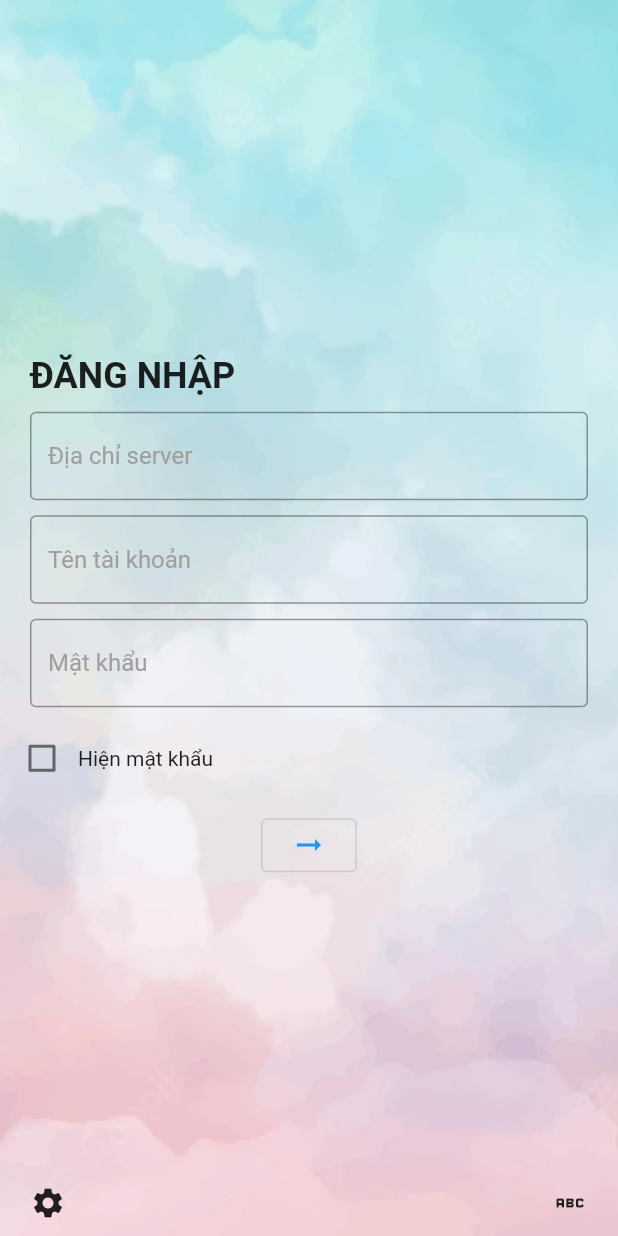
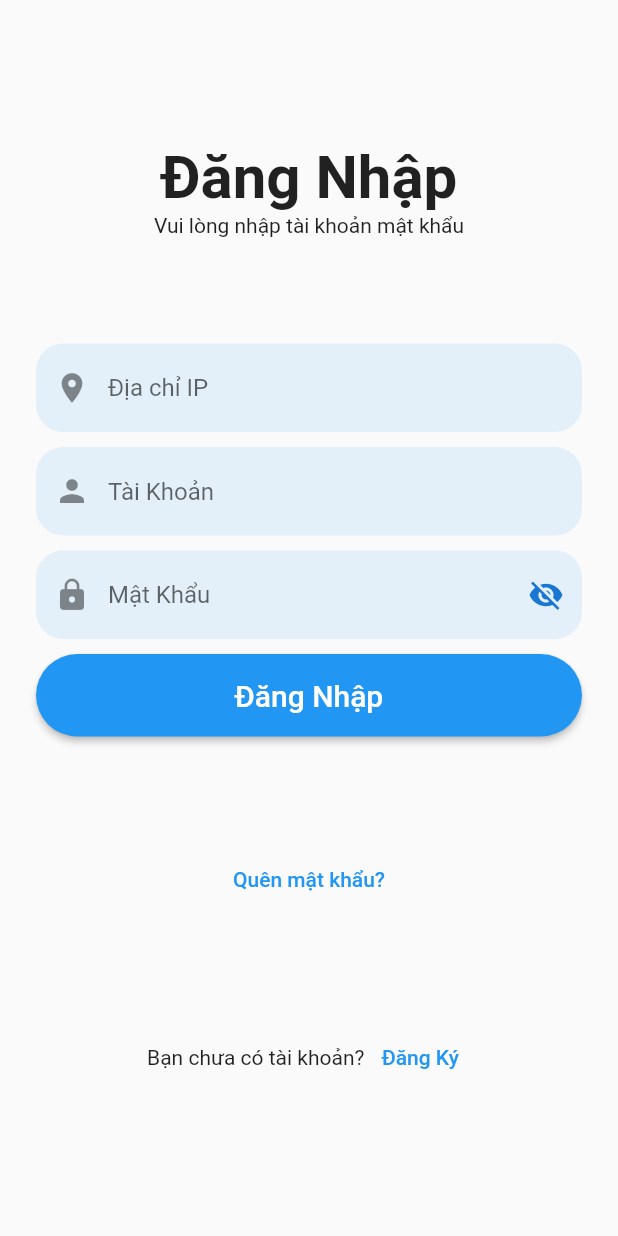
Before and after one commit to hapn12345/flutter_estc, a Flutter app: the screen it shows after launch, after a tap on "Bỏ qua", after a tap on "Bắt Đầu", on a phone screen of 412 x 824 dp. Run offline on Flutter 3.47's test engine with Material 2 defaults, Android fonts, the light colour scheme and no system bars; our stand-ins replace flutter_datetime_picker, flutter_local_notifications, fluttertoast, hive, hive_flutter, rxdart and 3 more; accounts and stored records are empty; generated files the repository leaves out were written again.

Commit message:
done update ui

```diff
--- a/lib/pages/login_page.dart
+++ b/lib/pages/login_page.dart
@@ -1,118 +1,175 @@
-import 'package:estc_project/pages/home_page.dart';
 import 'package:flutter/material.dart';
 
+import 'home_page.dart';
+
 class LoginPage extends StatefulWidget {
-  const LoginPage({Key? key}) : super(key: key);
-
   @override
   State<LoginPage> createState() => _LoginPageState();
 }
 
 class _LoginPageState extends State<LoginPage> {
-  bool isCheck = false;
+  bool _passwordVisible = false;
+  final _formKey = GlobalKey<FormState>();
+
   @override
   Widget build(BuildContext context) {
-    return Scaffold(
-      body: SafeArea(
-        child: Stack(
-          fit: StackFit.expand,
-          alignment: Alignment.center,
-          children: [
-            Image.asset('images/a.webp', fit: BoxFit.cover),
-            Column(
-              mainAxisAlignment: MainAxisAlignment.center,
-              crossAxisAlignment: CrossAxisAlignment.start,
+    return SafeArea(
+      child: Scaffold(
+        body: Container(
+          margin: const EdgeInsets.all(24),
+          child: Form(
+            key: _formKey,
+            child: Column(
+              mainAxisAlignment: MainAxisAlignment.spaceEvenly,
               children: [
-                const Padding(
-                  padding: EdgeInsets.only(left: 20, right: 20, bottom: 10),
-                  child: Text(
-                    'ĐĂNG NHẬP',
-                    style: TextStyle(fontSize: 24, fontWeight: FontWeight.bold),
-                  ),
-                ),
-                const Padding(
-                  padding: EdgeInsets.only(left: 20, right: 20, bottom: 10),
-                  child: TextField(
-                    keyboardType: TextInputType.text,
-                    decoration: InputDecoration(
-                      border: OutlineInputBorder(),
-                      hintStyle: TextStyle(color: Colors.grey),
-                      hintText: 'Địa chỉ server',
-                    ),
-                  ),
-                ),
-                const Padding(
-                  padding: EdgeInsets.only(left: 20, right: 20, bottom: 10),
-                  child: TextField(
-                    keyboardType: TextInputType.text,
-                    decoration: InputDecoration(
-                      border: OutlineInputBorder(),
-                      hintStyle: TextStyle(color: Colors.grey),
-                      hintText: 'Tên tài khoản',
-                    ),
-                  ),
-                ),
-                const Padding(
-                  padding: EdgeInsets.only(left: 20, right: 20, bottom: 10),
-                  child: TextField(
-                    obscureText: true,
-                    obscuringCharacter: "*",
-                    keyboardType: TextInputType.visiblePassword,
-                    decoration: InputDecoration(
-                      border: OutlineInputBorder(),
-                      hintStyle: TextStyle(color: Colors.grey),
-                      hintText: 'Mật khẩu',
-                    ),
-                  ),
-                ),
-                Padding(
-                  padding:
-                      const EdgeInsets.only(left: 4, right: 20, bottom: 10),
-                  child: Row(
-                    children: [
-                      Checkbox(
-                        checkColor: Colors.blue,
-                        value: isCheck,
-                        onChanged: (bool? value) {
-                          setState(() {
-                            isCheck = value!;
-                          });
-                        },
-                      ),
-                      const Text('Hiện mật khẩu'),
-                    ],
-                  ),
-                ),
-                Center(
-                  child: OutlinedButton(
-                    onPressed: () => {
-                      Navigator.of(context).pushReplacement(
-                        MaterialPageRoute(
-                          builder: (context) => const HomePage(),
-                        ),
-                      )
-                    },
-                    child: const Icon(Icons.arrow_right_alt),
-                  ),
-                ),
+                _header(context),
+                _inputField(context),
+                _forgotPassword(context),
+                _signup(context),
               ],
             ),
-            Padding(
-              padding: const EdgeInsets.only(left: 20, right: 20, bottom: 10),
-              child: Align(
-                alignment: Alignment.bottomCenter,
-                child: Row(
-                  mainAxisAlignment: MainAxisAlignment.spaceBetween,
-                  children: const [
-                    Icon(Icons.settings),
-                    Icon(Icons.abc),
-                  ],
-                ),
-              ),
-            )
-          ],
+          ),
         ),
       ),
     );
   }
+
+  _header(context) {
+    return Column(
+      children: const [
+        Text(
+          "Đăng Nhập",
+          style: TextStyle(fontSize: 40, fontWeight: FontWeight.bold),
+        ),
+        Text("Vui lòng nhập tài khoản mật khẩu"),
+      ],
+    );
+  }
+
+  _inputField(context) {
+    return Column(
+      crossAxisAlignment: CrossAxisAlignment.stretch,
+      children: [
+        TextFormField(
+          validator: (text) {
+            if (text == null || text.isEmpty) {
+              return 'Vui lòng không để trống';
+            }
+            return null;
+          },
+          decoration: InputDecoration(
+              hintText: "Địa chỉ IP",
+              border: OutlineInputBorder(
+                  borderRadius: BorderRadius.circular(18),
+                  borderSide: BorderSide.none),
+              fillColor: Theme.of(context).primaryColor.withOpacity(0.1),
+              filled: true,
+              prefixIcon: const Icon(Icons.location_on)),
+        ),
+        const SizedBox(height: 10),
+        TextFormField(
+          validator: (text) {
+            if (text == null || text.isEmpty) {
+              return 'Vui lòng không để trống';
+            }
+            return null;
+          },
+          decoration: InputDecoration(
+              hintText: "Tài Khoản",
+              border: OutlineInputBorder(
+                  borderRadius: BorderRadius.circular(18),
+                  borderSide: BorderSide.none),
+              fillColor: Theme.of(context).primaryColor.withOpacity(0.1),
+              filled: true,
+              prefixIcon: const Icon(Icons.person)),
+        ),
+        const SizedBox(height: 10),
+        TextFormField(
+          validator: (text) {
+            if (text == null || text.isEmpty) {
+              return 'Vui lòng không để trống';
+            }
+            return null;
+          },
+          decoration: InputDecoration(
+            hintText: "Mật Khẩu",
+            border: OutlineInputBorder(
+                borderRadius: BorderRadius.circular(18),
+                borderSide: BorderSide.none),
+            fillColor: Theme.of(context).primaryColor.withOpacity(0.1),
+            filled: true,
+            prefixIcon: const Icon(Icons.lock),
+            suffixIcon: IconButton(
+              icon: Icon(
+                // Based on passwordVisible state choose the icon
+                _passwordVisible ? Icons.visibility : Icons.visibility_off,
+                color: Theme.of(context).primaryColorDark,
+              ),
+              onPressed: () {
+                // Update the state i.e. toogle the state of passwordVisible variable
+                setState(() {
+                  _passwordVisible = !_passwordVisible;
+                });
+              },
+            ),
+          ),
+          obscureText: !_passwordVisible,
+        ),
+        const SizedBox(height: 10),
+        ElevatedButton(
+          onPressed: () {
+            if (_formKey.currentState!.validate()) {
+              Navigator.of(context).pushReplacement(
+                  MaterialPageRoute(builder: (context) => const HomePage()));
+            }
+          },
+          style: ElevatedButton.styleFrom(
+            shape: const StadiumBorder(),
+            padding: const EdgeInsets.symmetric(vertical: 16),
+          ),
+          child: const Text(
+            "Đăng Nhập",
+            style: TextStyle(fontSize: 20),
+          ),
+        )
+      ],
+    );
+  }
+
+  _forgotPassword(context) {
+    return TextButton(onPressed: () {}, child: const Text("Quên mật khẩu?"));
+  }
+
+  _signup(context) {
+    return Row(
+      mainAxisAlignment: MainAxisAlignment.center,
+      children: [
+        const Text("Bạn chưa có tài khoản? "),
+        TextButton(onPressed: () {}, child: const Text("Đăng Ký"))
+      ],
+    );
+  }
+
+  static _password(String? txt) {
+    if (txt == null || txt.isEmpty) {
+      return "Invalid password!";
+    }
+    if (txt.length < 8) {
+      return "Password must has 8 characters";
+    }
+    if (!txt.contains(RegExp(r'[A-Z]'))) {
+      return "Password must has uppercase";
+    }
+    if (!txt.contains(RegExp(r'[0-9]'))) {
+      return "Password must has digits";
+    }
+    if (!txt.contains(RegExp(r'[a-z]'))) {
+      return "Password must has lowercase";
+    }
+    if (!txt.contains(RegExp(r'[#?!@$%^&*-]'))) {
+      return "Password must has special characters";
+    } else {
+      return;
+    }
+  }
 }
--- a/lib/pages/onboarding_page.dart
+++ b/lib/pages/onboarding_page.dart
@@ -1,7 +1,9 @@
 import 'package:flutter/material.dart';
+import 'package:flutter/services.dart';
 import 'package:shared_preferences/shared_preferences.dart';
 import 'package:smooth_page_indicator/smooth_page_indicator.dart';
 
+import '../util/constants.dart';
 import 'login_page.dart';
 
 class OnboardingPage extends StatefulWidget {
@@ -15,8 +17,15 @@ class OnboardingPageState extends State<OnboardingPage> {
   final controller = PageController();
   bool isLastPage = false;
   @override
+  void initState() {
+    SystemChrome.setEnabledSystemUIMode(SystemUiMode.immersiveSticky);
+    super.initState();
+  }
+
+  @override
   void dispose() {
     controller.dispose();
+    SystemChrome.setEnabledSystemUIMode(SystemUiMode.manual, overlays: []);
     super.dispose();
   }
 
@@ -32,17 +41,29 @@ class OnboardingPageState extends State<OnboardingPage> {
             setState(() => isLastPage = index == 2);
           },
           children: [
-            Container(
-              color: Colors.red,
-              child: const Center(child: Text('Page 1')),
+            introPage(
+              size: sizeDevice,
+              color: Constants.kColorBgIntro,
+              urlImage: "images/introduction_image.png",
+              title: 'Lorem ispsum',
+              subTitle:
+                  "Lorem ipsum dolor sit amet, consectetur adipiscing elit, sed do eiusmod tempor incididunt ut labore et dolore magna aliqua.",
             ),
-            Container(
-              color: Colors.indigo,
-              child: const Center(child: Text('Page 2')),
+            introPage(
+              size: sizeDevice,
+              color: Constants.kColorBgIntro,
+              urlImage: "images/mood_dairy_image.png",
+              title: 'Lorem ispsum',
+              subTitle:
+                  "Lorem ipsum dolor sit amet, consectetur adipiscing elit, sed do eiusmod tempor incididunt ut labore et dolore magna aliqua.",
             ),
-            Container(
-              color: Colors.red,
-              child: const Center(child: Text('Page 3')),
+            introPage(
+              size: sizeDevice,
+              color: Constants.kColorBgIntro,
+              urlImage: "images/relax_image.png",
+              title: 'Lorem ispsum',
+              subTitle:
+                  "Lorem ipsum dolor sit amet, consectetur adipiscing elit, sed do eiusmod tempor incididunt ut labore et dolore magna aliqua.",
             ),
           ],
         ),
@@ -62,7 +83,7 @@ class OnboardingPageState extends State<OnboardingPage> {
                       // ignore: use_build_context_synchronously
                       Navigator.of(context).pushReplacement(
                         MaterialPageRoute(
-                          builder: (context) => const LoginPage(),
+                          builder: (context) => LoginPage(),
                         ),
                       );
                     },
@@ -120,3 +141,42 @@ class OnboardingPageState extends State<OnboardingPage> {
     );
   }
 }
+
+Widget introPage({
+  required Size size,
+  required Color color,
+  required String urlImage,
+  required String title,
+  required String subTitle,
+}) {
+  return Container(
+    color: color,
+    child: Column(
+      children: [
+        Image.asset(
+          urlImage,
+          height: size.height / 2,
+          fit: BoxFit.cover,
+          width: double.infinity,
+        ),
+        const SizedBox(height: 64),
+        Text(
+          title,
+          style: const TextStyle(
+            color: Colors.blue,
+            fontSize: 32,
+            fontWeight: FontWeight.bold,
+          ),
+        ),
+        const SizedBox(height: 24),
+        Container(
+          padding: const EdgeInsets.symmetric(horizontal: 12),
+          child: Text(
+            subTitle,
+            style: const TextStyle(color: Colors.black),
+          ),
+        )
+      ],
+    ),
+  );
+}
--- a/lib/util/constants.dart
+++ b/lib/util/constants.dart
@@ -12,4 +12,5 @@ class Constants {
   ];
   static const LOCALE_EN = Locale('en');
   static const LOCALE_VN = Locale('vi');
+  static const kColorBgIntro = Color(0xFFF5EBE2);
 }
--- a/pubspec.yaml
+++ b/pubspec.yaml
@@ -50,7 +50,6 @@ dependencies:
   fluttertoast: ^8.0.9
 
 dev_dependencies:
-
   hive_generator: ^1.1.3
   build_runner: ^2.2.0
   flutter_test:
@@ -73,7 +72,6 @@ flutter:
   # the material Icons class.
   uses-material-design: true
   generate: true
-
 
   # To add assets to your application, add an assets section, like this:
   assets:
```
Also changed, not shown: images/app_icon.png (added), images/introduction_image.png (added), images/mood_dairy_image.png (added), images/relax_image.png (added), pubspec.lock.
